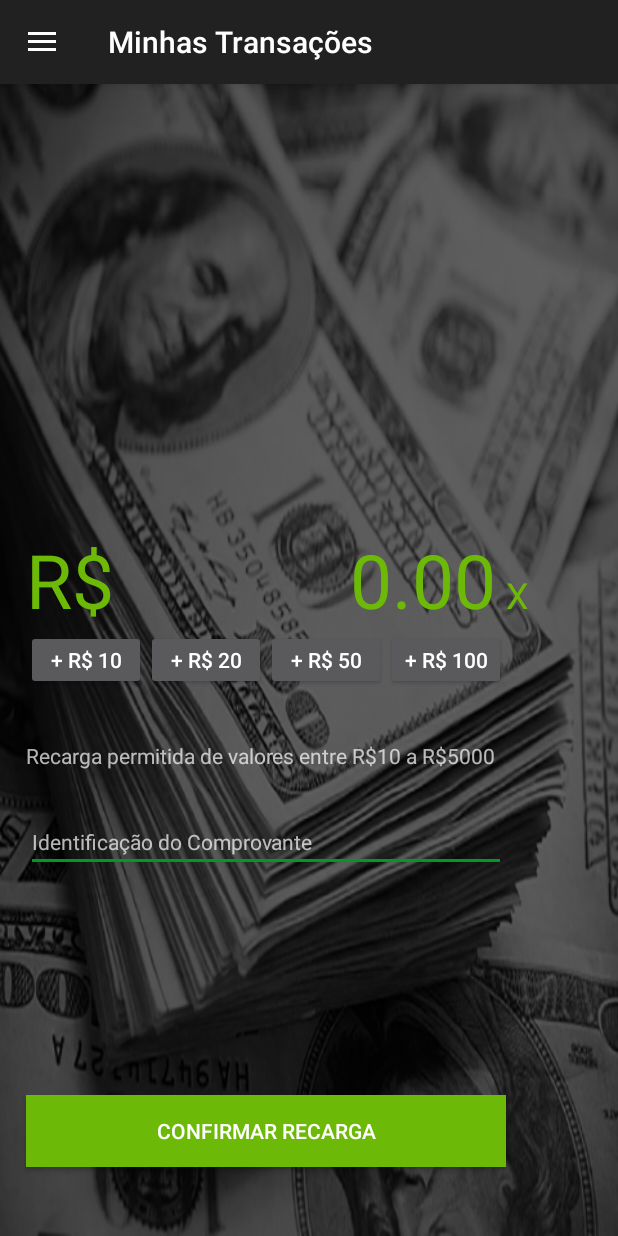
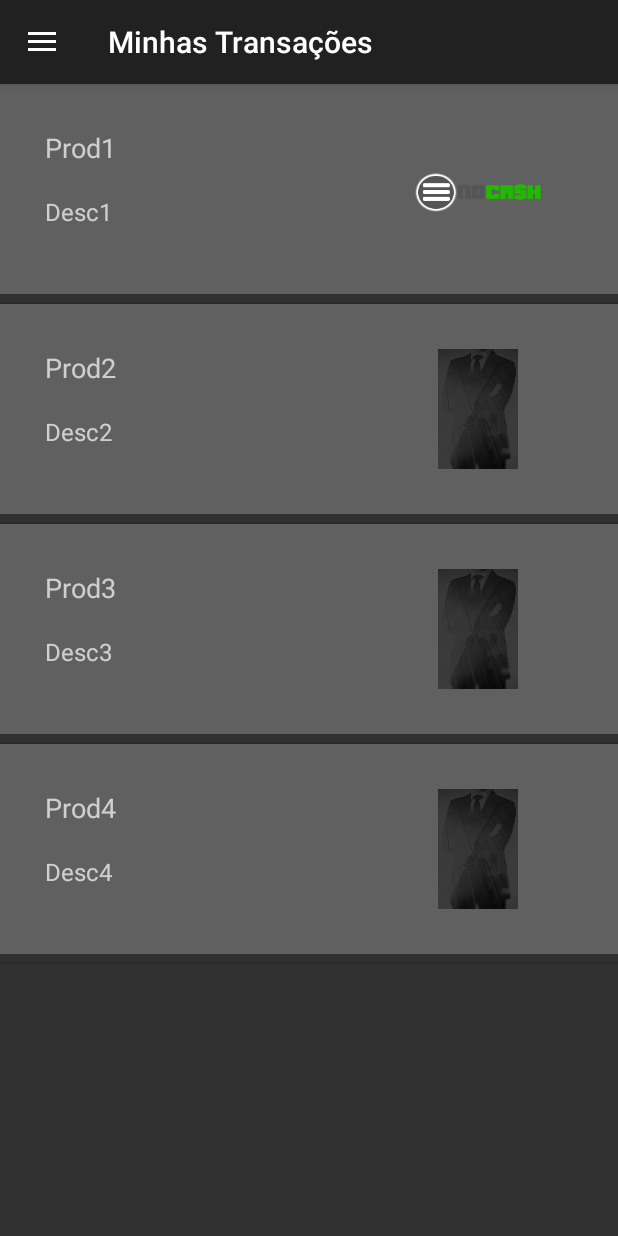
Before and after one commit to URWay/NoCash-App, an Android app: the HomeActivity screen opened directly, with no data from a screen before it, in the side drawer, after a tap on "Minhas Transações", on a phone screen of 412 x 824 dp. Run offline under Robolectric (Android 15) with nearby library versions, the phone set to English and light mode, and no system bars; libraries missing offline, so code that uses them is left out: cn.pedant.

Commit message:
Intent corrigido, e lista "Minha Conta" adicionado.

```diff
--- /dev/null
+++ b/app/src/main/java/com/example/luiz1/nocash/Adapter/ContaListView.java
@@ -0,0 +1,71 @@
+package com.example.luiz1.nocash.Adapter;
+
+import android.app.Activity;
+
+import android.support.annotation.NonNull;
+import android.widget.ArrayAdapter;
+
+import com.example.luiz1.nocash.R;
+import android.support.annotation.Nullable;
+import android.view.LayoutInflater;
+import android.view.View;
+import android.view.ViewGroup;
+import android.widget.ImageView;
+import android.widget.TextView;
+
+public class ContaListView  extends ArrayAdapter<String>  {
+    private String[] nometrans;
+    private String[] desctrans;
+    private Integer[] imgtrans;
+    private Activity context;
+
+
+    public ContaListView(Activity context, String[] nometrans, String[] desctrans, Integer[] imgtrans) {
+        super(context, R.layout.layoutlistatransacao, nometrans);
+
+        this.context = context;
+        this.nometrans = nometrans;
+        this.desctrans = desctrans;
+        this.imgtrans = imgtrans;
+
+    }
+
+
+    @NonNull
+    public View getView(int position, @Nullable View convertView, @NonNull ViewGroup parent) {
+        View r = convertView;
+        ContaListView.ViewHolder viewHolder = null;
+        if (r == null){
+
+            LayoutInflater layoutInflater = context.getLayoutInflater();
+            r= layoutInflater.inflate(R.layout.layoutlistatransacao, null , true);
+            viewHolder = new ContaListView.ViewHolder(r);
+            r.setTag(viewHolder);
+
+        }else{
+            viewHolder = (ContaListView.ViewHolder) r.getTag();
+        }
+
+        viewHolder.nometrans.setText(nometrans[position]);
+        viewHolder.desctrans.setText(desctrans[position]);
+        viewHolder.imgtrans.setImageResource(imgtrans[position]);
+
+
+        return r;
+    }
+
+    class ViewHolder {
+        TextView nometrans;
+        TextView desctrans;
+        ImageView imgtrans;
+        ViewHolder(View v){
+
+            nometrans = (TextView) v.findViewById(R.id.nometrans);
+            desctrans = (TextView) v.findViewById(R.id.desctrans);
+            imgtrans = (ImageView) v.findViewById(R.id.imgtrans);
+        }
+
+    }
+
+
+}
--- a/app/src/main/java/com/example/luiz1/nocash/Adapter/HomeListview.java
+++ b/app/src/main/java/com/example/luiz1/nocash/Adapter/HomeListview.java
@@ -58,7 +58,7 @@ public class HomeListview extends ArrayAdapter<String> {
         ImageView imgprod;
         ViewHolder(View v){
 
-            txtprod = (TextView) v.findViewById(R.id.nomepromo);
+            txtprod = (TextView) v.findViewById(R.id.nometrans);
             txtdesc = (TextView) v.findViewById(R.id.descpromo);
             imgprod = (ImageView) v.findViewById(R.id.imgitem);
         }
--- a/app/src/main/java/com/example/luiz1/nocash/Adapter/PromoListview.java
+++ b/app/src/main/java/com/example/luiz1/nocash/Adapter/PromoListview.java
@@ -60,7 +60,7 @@ public class PromoListview extends ArrayAdapter<String> {
         ImageView imgprod;
         ViewHolder(View v){
 
-            txtprod = (TextView) v.findViewById(R.id.nomepromo);
+            txtprod = (TextView) v.findViewById(R.id.nometrans);
             txtdesc = (TextView) v.findViewById(R.id.descpromo);
             imgprod = (ImageView) v.findViewById(R.id.imgitem);
         }
--- a/app/src/main/java/com/example/luiz1/nocash/FragmentHomeProduto.java
+++ b/app/src/main/java/com/example/luiz1/nocash/FragmentHomeProduto.java
@@ -34,8 +34,6 @@ private Button btnsubmit;
 
 
 
-
-
         txtpreco1 = v.findViewById(R.id.precoantigo);
         txtpreco1.setPaintFlags(txtpreco1.getPaintFlags() | Paint.STRIKE_THRU_TEXT_FLAG);
 
--- /dev/null
+++ b/app/src/main/java/com/example/luiz1/nocash/FragmentTransacao.java
@@ -0,0 +1,66 @@
+package com.example.luiz1.nocash;
+
+
+import android.os.Bundle;
+import android.support.v4.app.Fragment;
+import android.support.v4.app.FragmentManager;
+import android.support.v4.app.FragmentTransaction;
+import android.view.LayoutInflater;
+import android.view.View;
+import android.view.ViewGroup;
+import android.widget.AdapterView;
+import android.widget.ListView;
+
+import com.example.luiz1.nocash.Adapter.ContaListView;
+import com.example.luiz1.nocash.Adapter.HomeListview;
+import com.example.luiz1.nocash.R;
+
+/**
+ * A simple {@link Fragment} subclass.
+ */
+public class FragmentTransacao extends Fragment {
+
+
+    public FragmentTransacao() {
+        // Required empty public constructor
+    }
+
+
+    @Override
+    public View onCreateView(LayoutInflater inflater, ViewGroup container,
+                             Bundle savedInstanceState) {
+        // Inflate the layout for this fragment
+        View v = inflater.inflate(R.layout.fragment_fragment_transacao, container, false);
+
+
+
+// Definindo o que será passado: nome da promoção, descrição, e imagem nessa ordem:
+        String[] nometrans={"Prod1","Prod2", "Prod3", "Prod4"};
+        String[] desctrans={"Desc1", "Desc2", "Desc3", "Desc4"};
+        Integer[] imgtrans={R.drawable.logomenu, R.drawable.bglogin,R.drawable.bglogin,R.drawable.bglogin};
+
+// Listener de cada item da lista
+        ListView lista =  v.findViewById(R.id.listatrans);
+        ContaListView contaListview = new ContaListView(getActivity(), nometrans, desctrans, imgtrans);
+        lista.setAdapter(contaListview);
+
+
+        lista.setOnItemClickListener(new AdapterView.OnItemClickListener() {
+            @Override
+            public void onItemClick(AdapterView<?> adapterView, View view, int i, long l) {
+
+                FragmentTransacao frag1 = new FragmentTransacao();
+                FragmentManager fragmentManager = getFragmentManager();
+                FragmentTransaction fragmentTransaction = fragmentManager.beginTransaction();
+                fragmentTransaction.replace(R.id.corpo, frag1);
+                fragmentTransaction.commit();
+
+
+            }
+        });
+
+
+        return v;
+    }
+
+}
--- a/app/src/main/java/com/example/luiz1/nocash/HomeActivity.java
+++ b/app/src/main/java/com/example/luiz1/nocash/HomeActivity.java
@@ -13,7 +13,10 @@ import android.support.v7.app.AppCompatActivity;
 import android.support.v7.widget.Toolbar;
 import android.view.Menu;
 import android.view.MenuItem;
+import android.widget.TextView;
 
+
+import java.text.DecimalFormat;
 
 import cn.pedant.SweetAlert.SweetAlertDialog;
 
@@ -21,11 +24,14 @@ public class HomeActivity extends AppCompatActivity
         implements NavigationView.OnNavigationItemSelectedListener {
 
     private Bundle bundle;
-
+    private TextView txtsaldomenu;
 
     protected void onCreate(Bundle savedInstanceState) {
         super.onCreate(savedInstanceState);
         setContentView(R.layout.activity_home);
+
+        txtsaldomenu = findViewById(R.id.txtsaldo);
+
 
         ConnectivityManager cm = (ConnectivityManager) getApplicationContext().getSystemService(Context.CONNECTIVITY_SERVICE);
 
@@ -116,7 +122,7 @@ public class HomeActivity extends AppCompatActivity
                     @Override
                     public void onClick(SweetAlertDialog sDialog) {
                         sDialog.dismissWithAnimation();
-                        Intent i = new Intent(HomeActivity.this, LoginActivity.class);
+                        Intent i = new Intent(getApplicationContext(), LoginActivity.class);
                         startActivity(i);
                         finish();
 
@@ -168,10 +174,10 @@ public class HomeActivity extends AppCompatActivity
         } else if (id == R.id.nav_transac) {
 
             getSupportActionBar().setTitle("Minhas Transações");
-
+            fragmentClass = FragmentTransacao.class;
         } else if (id == R.id.nav_login) {
             getSupportActionBar().setTitle("Login");
-
+            fragmentClass = HomeFragment.class;
             logout();
 
         }
--- a/app/src/main/java/com/example/luiz1/nocash/RecargaFragment.java
+++ b/app/src/main/java/com/example/luiz1/nocash/RecargaFragment.java
@@ -36,7 +36,7 @@ private Double soma=0.00;
 
     private void AddSoma(Double valor) {
         soma+=valor;
-        txtval.setText(new DecimalFormat("#,##0.00").format(soma));
+        txtval.setText(new DecimalFormat("###,###,##0.00").format(soma));
     }
     @Override
     public View onCreateView(LayoutInflater inflater, ViewGroup container,
@@ -52,7 +52,7 @@ private Double soma=0.00;
         txtval = view.findViewById(R.id.textView2);
 
 
-        txtval.setText(new DecimalFormat("#,##0.00").format(0));
+        txtval.setText(new DecimalFormat("###,###,##0.00").format(0));
         btn10.setOnClickListener(new OnClickListener() {
             @Override
             public void onClick(View view) {
@@ -85,7 +85,7 @@ private Double soma=0.00;
             @Override
             public void onClick(View view) {
                 soma = 0.00;
-                txtval.setText(new DecimalFormat("#,##0.00").format(soma));
+                txtval.setText(new DecimalFormat("###,###,##0.00").format(soma));
             }
         });
 
--- /dev/null
+++ b/app/src/main/res/layout/fragment_fragment_transacao.xml
@@ -0,0 +1,12 @@
+<FrameLayout xmlns:android="http://schemas.android.com/apk/res/android"
+    xmlns:tools="http://schemas.android.com/tools"
+    android:layout_width="match_parent"
+    android:layout_height="match_parent"
+    android:orientation="vertical"
+    tools:context="com.example.luiz1.nocash.FragmentTransacao">
+
+    <ListView
+        android:id="@+id/listatrans"
+        android:layout_width="match_parent"
+        android:layout_height="match_parent" />
+</FrameLayout>
--- a/app/src/main/res/layout/layoutlista.xml
+++ b/app/src/main/res/layout/layoutlista.xml
@@ -20,7 +20,7 @@
             android:background="#ffffff" />
 
         <TextView
-            android:id="@+id/nomepromo"
+            android:id="@+id/nometrans"
             android:layout_width="wrap_content"
             android:layout_height="32dp"
             android:layout_alignParentEnd="true"
--- a/app/src/main/res/layout/layoutlistapromo.xml
+++ b/app/src/main/res/layout/layoutlistapromo.xml
@@ -19,7 +19,7 @@
             android:background="#ffffff" />
 
         <TextView
-            android:id="@+id/nomepromo"
+            android:id="@+id/nometrans"
             android:layout_width="wrap_content"
             android:layout_height="32dp"
             android:layout_alignParentEnd="true"
--- /dev/null
+++ b/app/src/main/res/layout/layoutlistatransacao.xml
@@ -0,0 +1,49 @@
+<?xml version="1.0" encoding="utf-8"?>
+<LinearLayout xmlns:android="http://schemas.android.com/apk/res/android"
+    xmlns:app="http://schemas.android.com/apk/res-auto"
+    android:layout_width="match_parent"
+    android:layout_height="match_parent">
+
+    <RelativeLayout
+        android:layout_width="match_parent"
+        android:layout_height="140dp"
+        android:background="#606060"
+        android:layout_marginBottom="5dp"
+        android:padding="30dp">
+
+
+        <TextView
+            android:id="@+id/nometrans"
+            android:layout_width="230dp"
+            android:layout_height="32dp"
+            android:layout_alignParentStart="true"
+            android:layout_alignParentTop="true"
+            android:text="Nome da transação"
+            android:textSize="18dp" />
+
+
+        <TextView
+            android:id="@+id/desctrans"
+            android:layout_width="220dp"
+            android:layout_height="140dp"
+            android:layout_alignParentStart="true"
+            android:layout_below="@+id/nometrans"
+            android:layout_marginTop="12dp"
+            android:text="Descrição da transação"
+            android:textSize="16dp" />
+
+        <ImageView
+            android:id="@+id/imgtrans"
+            android:layout_width="90dp"
+            android:layout_height="80dp"
+            android:layout_alignParentTop="true"
+            android:layout_marginStart="13dp"
+            android:layout_toEndOf="@+id/nometrans"
+            app:srcCompat="@drawable/blue_button_background" />
+
+
+    </RelativeLayout>
+
+
+
+</LinearLayout>
```
